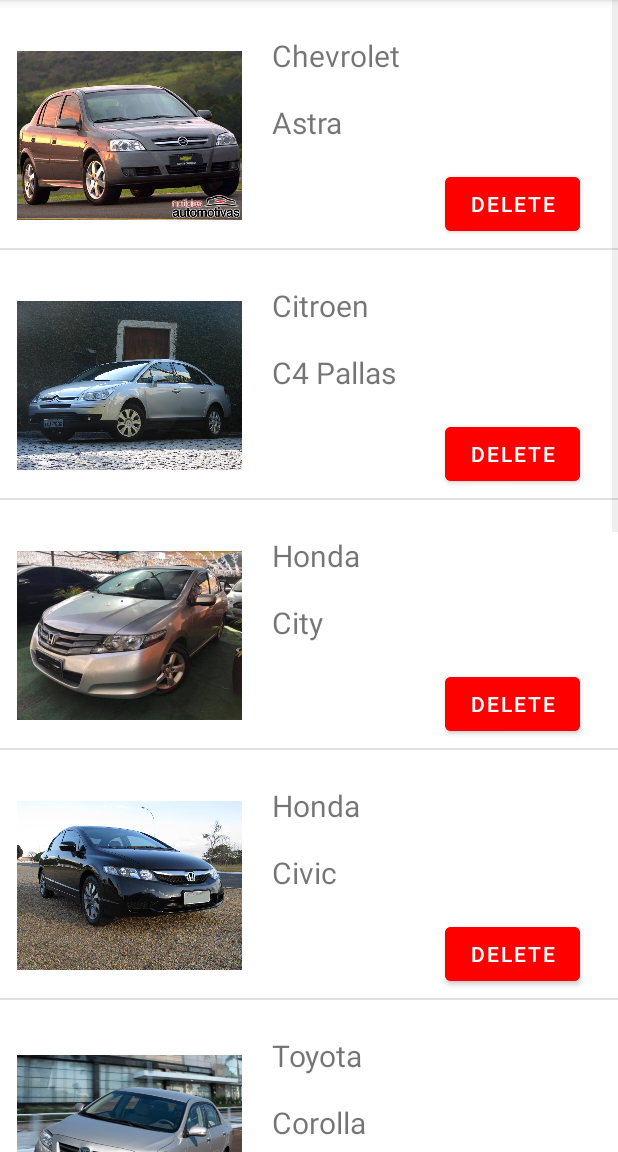
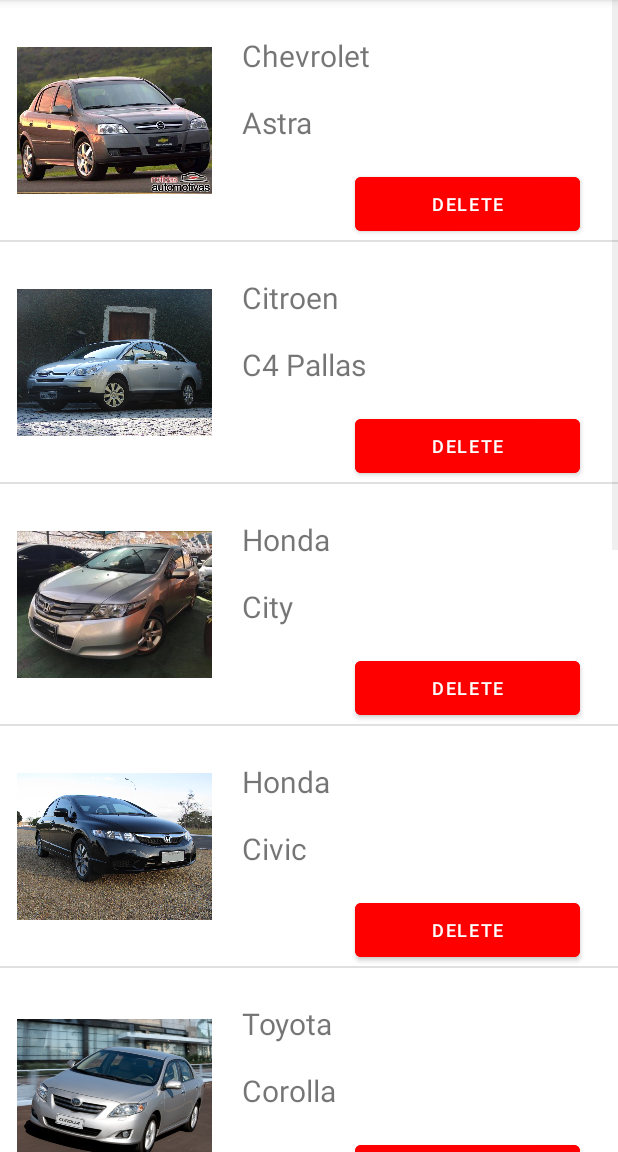
Before and after one commit to PrGoDevelopment/CarList, an Android app: the ListViewInfo screen opened directly, with no data from a screen before it, on a phone screen of 412 x 824 dp, the part 84-1236 px from its top. Run offline under Robolectric (Android 15) with nearby library versions, the phone set to English and light mode, and no system bars.

Commit message:
Ajuste botão delete

```diff
--- a/app/src/main/res/layout/layout_my_list_item.xml
+++ b/app/src/main/res/layout/layout_my_list_item.xml
@@ -7,8 +7,8 @@
 
     <ImageView
         android:id="@+id/imageView"
-        android:layout_width="150dp"
-        android:layout_height="150dp"
+        android:layout_width="130dp"
+        android:layout_height="130dp"
         android:layout_alignParentStart="true"
         android:layout_alignParentTop="true"
         android:layout_marginStart="11dp"
@@ -46,9 +46,10 @@
         android:layout_height="wrap_content"
         android:layout_alignParentTop="true"
         android:layout_alignParentEnd="true"
-        android:layout_marginStart="135dp"
+        android:layout_marginStart="95dp"
         android:layout_marginTop="112dp"
         android:layout_marginEnd="25dp"
+        android:textSize="12dp"
         android:layout_toEndOf="@+id/imageView"
         android:backgroundTint="#ff0000"
         android:text="Delete" />
```
